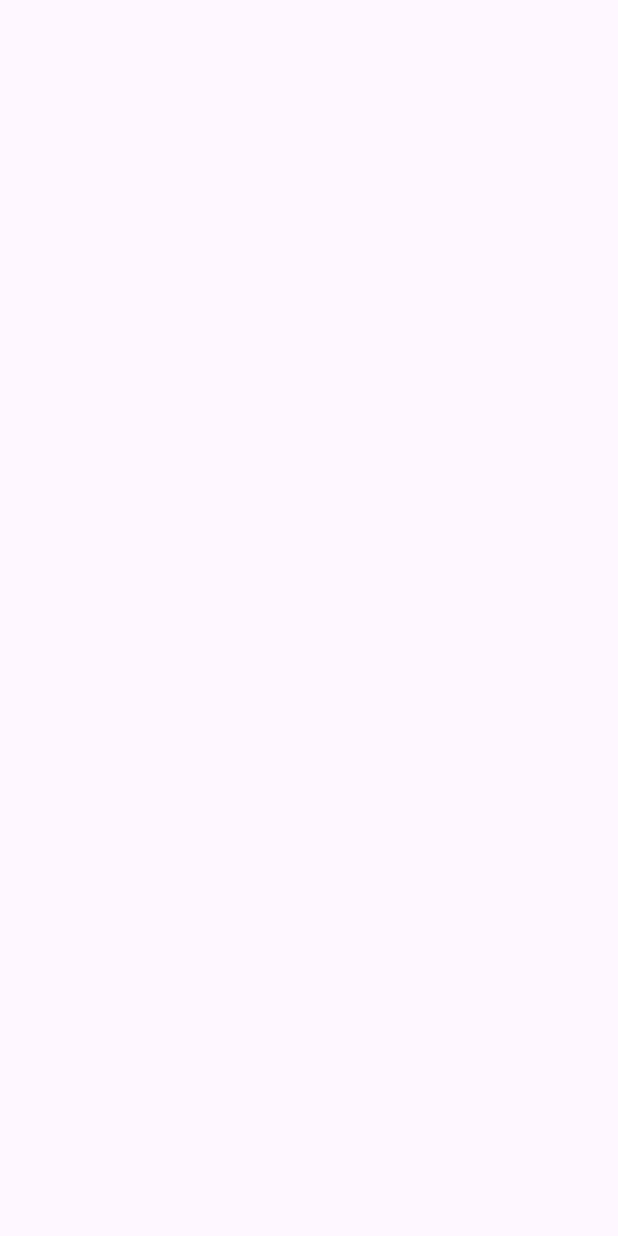
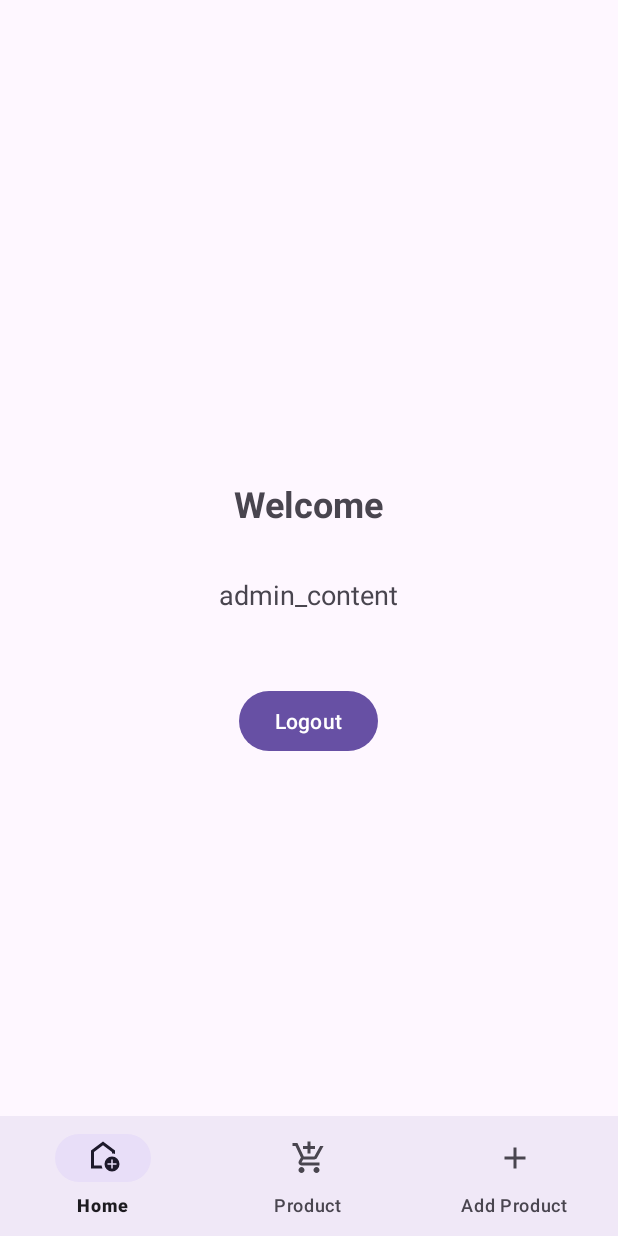
Before and after one commit to vachara11/Project_Kotlin_02_24, an Android app: the AdminActivity screen opened directly, with no data from a screen before it, on a phone screen of 412 x 824 dp. Before the commit the screen is empty. Run offline under Robolectric (Android 15) with nearby library versions, the phone set to English and light mode, and no system bars.

Commit message:
update manu

```diff
--- a/app/build.gradle.kts
+++ b/app/build.gradle.kts
@@ -45,4 +45,8 @@ dependencies {
     testImplementation(libs.junit)
     androidTestImplementation(libs.androidx.junit)
     androidTestImplementation(libs.androidx.espresso.core)
+
+    // dependencies อื่นๆ
+    implementation("com.google.android.material:material:1.6.0")
+
 }
--- a/app/src/main/java/com/vachara/project02/AdminActivity.kt
+++ b/app/src/main/java/com/vachara/project02/AdminActivity.kt
@@ -5,8 +5,14 @@ import androidx.activity.enableEdgeToEdge
 import androidx.appcompat.app.AppCompatActivity
 import androidx.core.view.ViewCompat
 import androidx.core.view.WindowInsetsCompat
+import android.widget.Button
+import android.widget.Toast
+import android.content.Intent
 
 class AdminActivity : AppCompatActivity() {
+    // ประกาศตัวแปรสำหรับอ้างอิงถึงปุ่ม logout
+    private lateinit var logoutButton: Button
+
     override fun onCreate(savedInstanceState: Bundle?) {
         super.onCreate(savedInstanceState)
         enableEdgeToEdge()
@@ -16,5 +22,21 @@ class AdminActivity : AppCompatActivity() {
             v.setPadding(systemBars.left, systemBars.top, systemBars.right, systemBars.bottom)
             insets
         }
-    }
+
+            // เชื่อมโยงตัวแปรกับ View ใน layout
+            logoutButton = findViewById(R.id.logoutButton)
+
+            // ตั้งค่า onClickListener ให้กับปุ่ม Logout
+            logoutButton.setOnClickListener {
+                // แสดง Toast แจ้งว่ากำลังล็อกเอ้าท์
+                Toast.makeText(this, "กำลังออกจากระบบ...", Toast.LENGTH_SHORT).show()
+
+                // กลับไปยังหน้า Login
+                val intent = Intent(this, MainActivity::class.java)
+                startActivity(intent)
+
+                // ปิดหน้า admin ปัจจุบัน
+                finish()
+            }
+        }
 }
--- /dev/null
+++ b/app/src/main/res/drawable/ic_add.xml
@@ -0,0 +1,5 @@
+<vector xmlns:android="http://schemas.android.com/apk/res/android" android:height="24dp" android:tint="#000000" android:viewportHeight="960" android:viewportWidth="960" android:width="24dp">
+
+    <path android:fillColor="@android:color/white" android:pathData="M440,520L200,520L200,440L440,440L440,200L520,200L520,440L760,440L760,520L520,520L520,760L440,760L440,520Z"/>
+
+</vector>
--- /dev/null
+++ b/app/src/main/res/drawable/ic_home.xml
@@ -0,0 +1,5 @@
+<vector xmlns:android="http://schemas.android.com/apk/res/android" android:height="24dp" android:tint="#000000" android:viewportHeight="960" android:viewportWidth="960" android:width="24dp">
+
+    <path android:fillColor="@android:color/white" android:pathData="M700,760L740,760L740,660L840,660L840,620L740,620L740,520L700,520L700,620L600,620L600,660L700,660L700,760ZM720,840Q637,840 578.5,781.5Q520,723 520,640Q520,557 578.5,498.5Q637,440 720,440Q803,440 861.5,498.5Q920,557 920,640Q920,723 861.5,781.5Q803,840 720,840ZM160,760L160,280L480,40L800,280L800,372Q781,366 761,363Q741,360 720,360L720,320L480,140L240,320L240,680L443,680Q446,701 452,721Q458,741 467,760L160,760ZM480,410L480,410L480,410L480,410L480,410Q480,410 480,410Q480,410 480,410Q480,410 480,410Q480,410 480,410Z"/>
+
+</vector>
--- /dev/null
+++ b/app/src/main/res/drawable/ic_product.xml
@@ -0,0 +1,5 @@
+<vector xmlns:android="http://schemas.android.com/apk/res/android" android:height="24dp" android:tint="#000000" android:viewportHeight="960" android:viewportWidth="960" android:width="24dp">
+
+    <path android:fillColor="@android:color/white" android:pathData="M440,360L440,240L320,240L320,160L440,160L440,40L520,40L520,160L640,160L640,240L520,240L520,360L440,360ZM280,880Q247,880 223.5,856.5Q200,833 200,800Q200,767 223.5,743.5Q247,720 280,720Q313,720 336.5,743.5Q360,767 360,800Q360,833 336.5,856.5Q313,880 280,880ZM680,880Q647,880 623.5,856.5Q600,833 600,800Q600,767 623.5,743.5Q647,720 680,720Q713,720 736.5,743.5Q760,767 760,800Q760,833 736.5,856.5Q713,880 680,880ZM40,160L40,80L171,80L341,440L621,440Q621,440 621,440Q621,440 621,440L777,160L868,160L692,478Q681,498 662.5,509Q644,520 622,520L324,520L280,600Q280,600 280,600Q280,600 280,600L760,600L760,680L280,680Q235,680 211.5,641Q188,602 210,562L264,464L120,160L40,160Z"/>
+
+</vector>
--- a/app/src/main/res/layout/activity_admin.xml
+++ b/app/src/main/res/layout/activity_admin.xml
@@ -1,5 +1,7 @@
 <?xml version="1.0" encoding="utf-8"?>
-<androidx.constraintlayout.widget.ConstraintLayout xmlns:android="http://schemas.android.com/apk/res/android"
+
+<androidx.constraintlayout.widget.ConstraintLayout
+    xmlns:android="http://schemas.android.com/apk/res/android"
     xmlns:app="http://schemas.android.com/apk/res-auto"
     xmlns:tools="http://schemas.android.com/tools"
     android:id="@+id/main"
@@ -7,4 +9,50 @@
     android:layout_height="match_parent"
     tools:context=".AdminActivity">
 
+    <FrameLayout
+        android:id="@+id/container"
+        android:layout_width="match_parent"
+        android:layout_height="0dp"
+        app:layout_constraintBottom_toTopOf="@+id/bottom_navigation"
+        app:layout_constraintTop_toTopOf="parent" />
+
+    <com.google.android.material.bottomnavigation.BottomNavigationView
+        android:id="@+id/bottom_navigation"
+        android:layout_width="match_parent"
+        android:layout_height="wrap_content"
+        android:background="?android:attr/windowBackground"
+        app:layout_constraintBottom_toBottomOf="parent"
+        app:menu="@menu/bottom_nav_menu" />
+
+<LinearLayout
+    android:layout_width="match_parent"
+    android:layout_height="match_parent"
+    android:orientation="vertical"
+    android:padding="16dp"
+    android:gravity="center"
+    tools:ignore="Orientation">
+
+    <TextView
+        android:layout_width="wrap_content"
+        android:layout_height="wrap_content"
+        android:text="@string/welcome"
+        android:textSize="24sp"
+        android:textStyle="bold"
+        android:layout_marginBottom="32dp" />
+
+    <TextView
+        android:layout_width="wrap_content"
+        android:layout_height="wrap_content"
+        android:text="@string/admin_content"
+        android:textSize="18sp"
+        android:layout_marginBottom="48dp"
+        android:gravity="center" />
+
+    <Button
+        android:id="@+id/logoutButton"
+        android:layout_width="wrap_content"
+        android:layout_height="wrap_content"
+        android:text="@string/logout" />
+
+</LinearLayout>
 </androidx.constraintlayout.widget.ConstraintLayout>
--- /dev/null
+++ b/app/src/main/res/menu/bottom_nav_menu.xml
@@ -0,0 +1,15 @@
+<?xml version="1.0" encoding="utf-8"?>
+<menu xmlns:android="http://schemas.android.com/apk/res/android">
+    <item
+        android:id="@+id/navigation_home"
+        android:icon="@drawable/ic_home"
+        android:title="@string/home" />
+    <item
+        android:id="@+id/navigation_product"
+        android:icon="@drawable/ic_product"
+        android:title="@string/product" />
+    <item
+        android:id="@+id/navigation_add_product"
+        android:icon="@drawable/ic_add"
+        android:title="@string/add_product" />
+</menu>
--- a/app/src/main/res/values/strings.xml
+++ b/app/src/main/res/values/strings.xml
@@ -6,4 +6,13 @@
     <string name="type_here_your_username">Type here your Username</string>
     <string name="your_password">Your Password</string>
     <string name="login">Login</string>
+    <string name="welcome">Welcome</string>
+    <string name="admin_content">admin_content</string>
+    <string name="logout">Logout</string>
+    <string name="error_message">Error</string>
+    <string name="add_product">Add Product</string>
+    <string name="product">Product</string>
+    <string name="home">Home</string>
+    <!-- TODO: Remove or change this placeholder text -->
+    <string name="hello_blank_fragment">Hello blank fragment</string>
 </resources>
```
Also changed, not shown: app/src/main/java/com/vachara/project02/HomeFragment.kt (added, +27 -0 lines), app/src/main/java/com/vachara/project02/MainActivity.kt (+50 -1 lines), app/src/main/res/layout/activity_main.xml (+2 -11 lines), app/src/main/res/layout/fragment_home.xml (added, +14 -0 lines).
